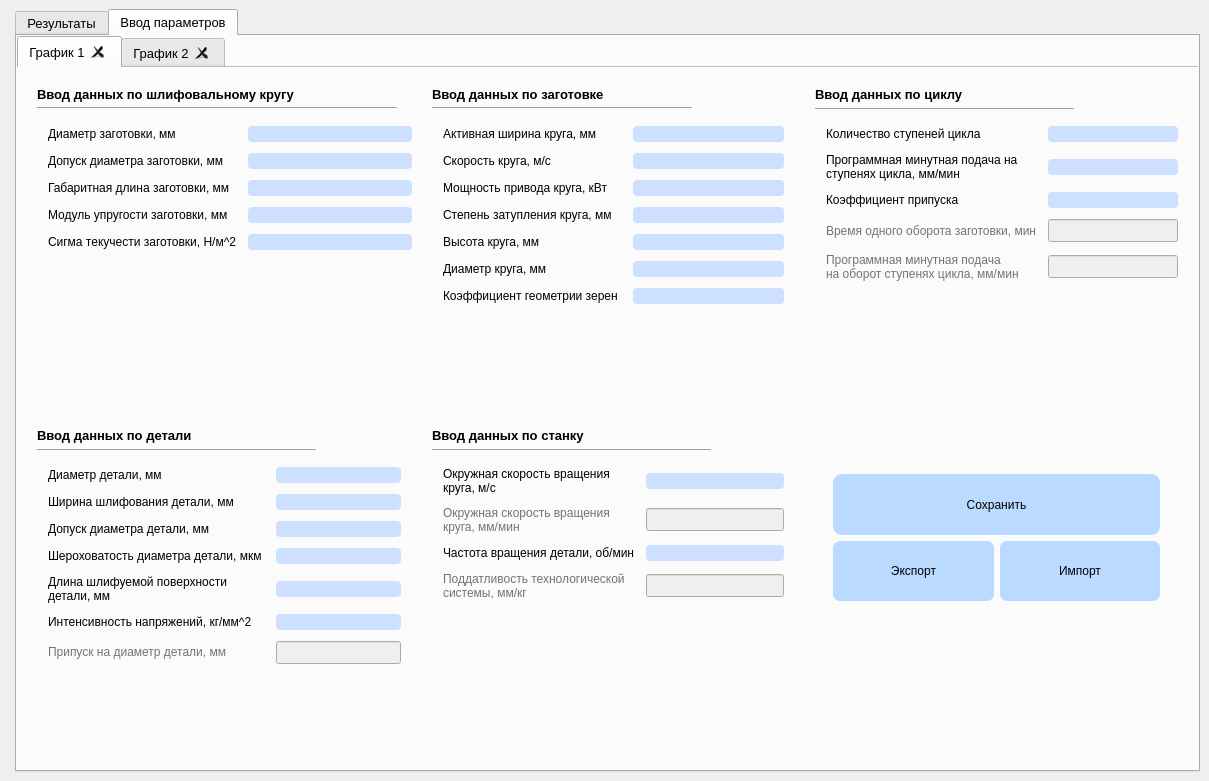
Above: Interfase/1.ui from MichailNikitin/optimization_CNC before the change. Below: the same form after it.
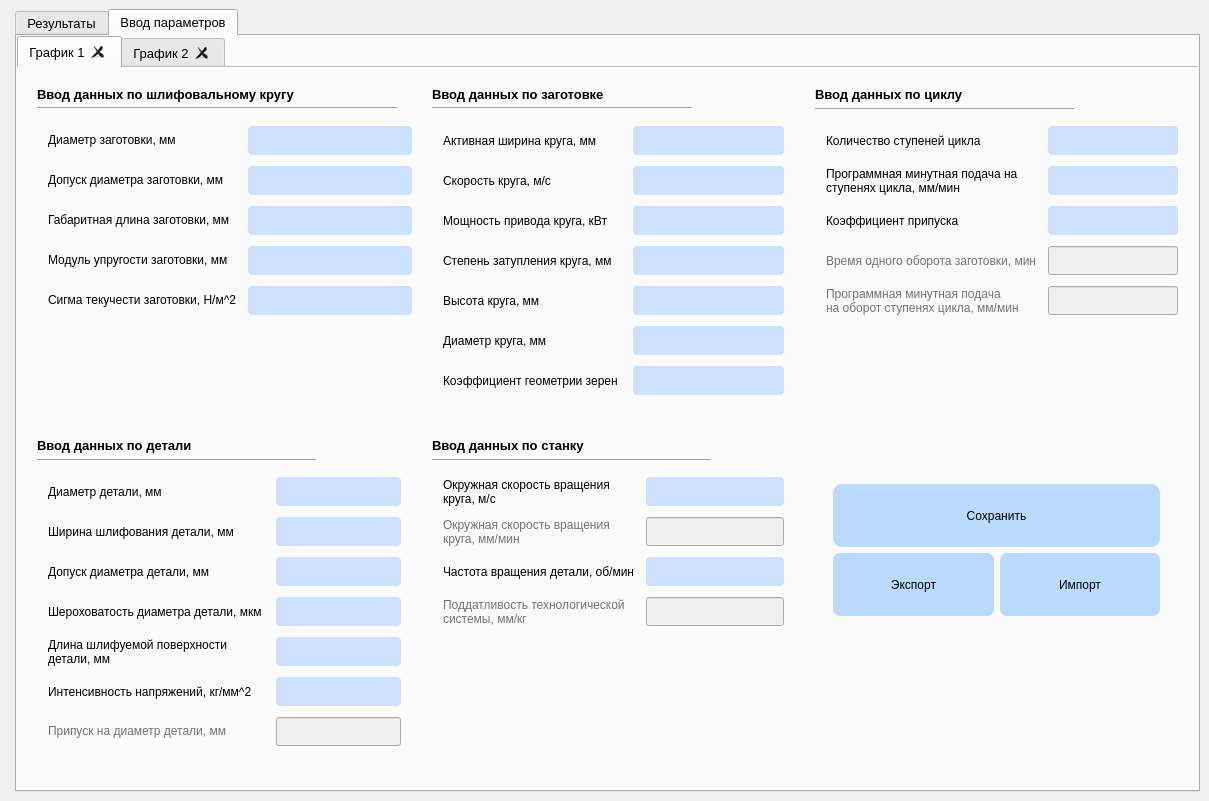
That is the form after the change.

```diff
--- a/Interfase/1.ui
+++ b/Interfase/1.ui
@@ -7,7 +7,7 @@
     <x>0</x>
     <y>0</y>
     <width>1209</width>
-    <height>781</height>
+    <height>801</height>
    </rect>
   </property>
   <property name="sizePolicy">
@@ -350,6 +350,12 @@
                   </item>
                   <item row="4" column="1">
                    <widget class="QLineEdit" name="stzat_textbox">
+                    <property name="minimumSize">
+                     <size>
+                      <width>0</width>
+                      <height>29</height>
+                     </size>
+                    </property>
                     <property name="styleSheet">
                      <string notr="true">QLineEdit
 {
@@ -380,6 +386,12 @@
                       <verstretch>0</verstretch>
                      </sizepolicy>
                     </property>
+                    <property name="minimumSize">
+                     <size>
+                      <width>0</width>
+                      <height>29</height>
+                     </size>
+                    </property>
                     <property name="styleSheet">
                      <string notr="true">QLineEdit
 {
@@ -415,6 +427,12 @@
                   </item>
                   <item row="0" column="1">
                    <widget class="QLineEdit" name="acw_textbox">
+                    <property name="minimumSize">
+                     <size>
+                      <width>0</width>
+                      <height>29</height>
+                     </size>
+                    </property>
                     <property name="styleSheet">
                      <string notr="true">QLineEdit
 {
@@ -462,6 +480,12 @@
                   </item>
                   <item row="1" column="1">
                    <widget class="QLineEdit" name="sk_textbox">
+                    <property name="minimumSize">
+                     <size>
+                      <width>0</width>
+                      <height>29</height>
+                     </size>
+                    </property>
                     <property name="styleSheet">
                      <string notr="true">QLineEdit
 {
@@ -473,6 +497,12 @@
                   </item>
                   <item row="5" column="1">
                    <widget class="QLineEdit" name="hgtc_textbox">
+                    <property name="minimumSize">
+                     <size>
+                      <width>0</width>
+                      <height>29</height>
+                     </size>
+                    </property>
                     <property name="styleSheet">
                      <string notr="true">QLineEdit
 {
@@ -484,6 +514,12 @@
                   </item>
                   <item row="3" column="1">
                    <widget class="QLineEdit" name="dk_textbox">
+                    <property name="minimumSize">
+                     <size>
+                      <width>0</width>
+                      <height>29</height>
+                     </size>
+                    </property>
                     <property name="styleSheet">
                      <string notr="true">QLineEdit
 {
@@ -496,6 +532,12 @@
                   </item>
                   <item row="2" column="1">
                    <widget class="QLineEdit" name="dr_pow_textbox">
+                    <property name="minimumSize">
+                     <size>
+                      <width>0</width>
+                      <height>29</height>
+                     </size>
+                    </property>
                     <property name="styleSheet">
                      <string notr="true">QLineEdit
 {
@@ -584,6 +626,12 @@
                   </item>
                   <item row="1" column="1">
                    <widget class="QLineEdit" name="sp_textbox">
+                    <property name="minimumSize">
+                     <size>
+                      <width>0</width>
+                      <height>29</height>
+                     </size>
+                    </property>
                     <property name="styleSheet">
                      <string notr="true">QLineEdit
 {
@@ -598,6 +646,12 @@
                     <property name="enabled">
                      <bool>false</bool>
                     </property>
+                    <property name="minimumSize">
+                     <size>
+                      <width>0</width>
+                      <height>29</height>
+                     </size>
+                    </property>
                     <property name="styleSheet">
                      <string notr="true"/>
                     </property>
@@ -621,6 +675,12 @@
                     <property name="enabled">
                      <bool>false</bool>
                     </property>
+                    <property name="minimumSize">
+                     <size>
+                      <width>0</width>
+                      <height>29</height>
+                     </size>
+                    </property>
                    </widget>
                   </item>
                   <item row="0" column="0">
@@ -637,6 +697,12 @@
                   </item>
                   <item row="2" column="1">
                    <widget class="QLineEdit" name="kz_textbox">
+                    <property name="minimumSize">
+                     <size>
+                      <width>0</width>
+                      <height>29</height>
+                     </size>
+                    </property>
                     <property name="styleSheet">
                      <string notr="true">QLineEdit
 {
@@ -673,6 +739,12 @@
                   </item>
                   <item row="0" column="1">
                    <widget class="QLineEdit" name="zmax_textbox">
+                    <property name="minimumSize">
+                     <size>
+                      <width>0</width>
+                      <height>29</height>
+                     </size>
+                    </property>
                     <property name="styleSheet">
                      <string notr="true">QLineEdit
 {
@@ -863,6 +935,12 @@
                   </item>
                   <item row="1" column="1">
                    <widget class="QLineEdit" name="B_textbox">
+                    <property name="minimumSize">
+                     <size>
+                      <width>0</width>
+                      <height>29</height>
+                     </size>
+                    </property>
                     <property name="styleSheet">
                      <string notr="true">QLineEdit
 {
@@ -886,6 +964,12 @@
                   </item>
                   <item row="2" column="1">
                    <widget class="QLineEdit" name="td_textbox">
+                    <property name="minimumSize">
+                     <size>
+                      <width>0</width>
+                      <height>29</height>
+                     </size>
+                    </property>
                     <property name="styleSheet">
                      <string notr="true">QLineEdit
 {
@@ -934,6 +1018,12 @@
                   </item>
                   <item row="3" column="1">
                    <widget class="QLineEdit" name="rgn_dd_textbox">
+                    <property name="minimumSize">
+                     <size>
+                      <width>0</width>
+                      <height>29</height>
+                     </size>
+                    </property>
                     <property name="styleSheet">
                      <string notr="true">QLineEdit
 {
@@ -945,6 +1035,12 @@
                   </item>
                   <item row="5" column="1">
                    <widget class="QLineEdit" name="sigma_textbox">
+                    <property name="minimumSize">
+                     <size>
+                      <width>0</width>
+                      <height>29</height>
+                     </size>
+                    </property>
                     <property name="styleSheet">
                      <string notr="true">QLineEdit
 {
@@ -981,6 +1077,12 @@
                   </item>
                   <item row="0" column="1">
                    <widget class="QLineEdit" name="dd_max_textbox">
+                    <property name="minimumSize">
+                     <size>
+                      <width>0</width>
+                      <height>29</height>
+                     </size>
+                    </property>
                     <property name="styleSheet">
                      <string notr="true">QLineEdit
 {
@@ -992,6 +1094,12 @@
                   </item>
                   <item row="4" column="1">
                    <widget class="QLineEdit" name="b_textbox">
+                    <property name="minimumSize">
+                     <size>
+                      <width>0</width>
+                      <height>29</height>
+                     </size>
+                    </property>
                     <property name="styleSheet">
                      <string notr="true">QLineEdit
 {
@@ -1006,6 +1114,12 @@
                     <property name="enabled">
                      <bool>false</bool>
                     </property>
+                    <property name="minimumSize">
+                     <size>
+                      <width>0</width>
+                      <height>29</height>
+                     </size>
+                    </property>
                    </widget>
                   </item>
                   <item row="2" column="0">
@@ -1043,6 +1157,12 @@
                   </property>
                   <item row="0" column="1">
                    <widget class="QLineEdit" name="vkst_textbox">
+                    <property name="minimumSize">
+                     <size>
+                      <width>0</width>
+                      <height>29</height>
+                     </size>
+                    </property>
                     <property name="styleSheet">
                      <string notr="true">QLineEdit
 {
@@ -1069,6 +1189,12 @@
                     <property name="enabled">
                      <bool>false</bool>
                     </property>
+                    <property name="minimumSize">
+                     <size>
+                      <width>0</width>
+                      <height>29</height>
+                     </size>
+                    </property>
                    </widget>
                   </item>
                   <item row="4" column="0">
@@ -1086,6 +1212,12 @@
                   </item>
                   <item row="2" column="1">
                    <widget class="QLineEdit" name="nd_textbox">
+                    <property name="minimumSize">
+                     <size>
+                      <width>0</width>
+                      <height>29</height>
+                     </size>
+                    </property>
                     <property name="styleSheet">
                      <string notr="true">QLineEdit
 {
@@ -1100,6 +1232,12 @@
                     <property name="enabled">
                      <bool>false</bool>
                     </property>
+                    <property name="minimumSize">
+                     <size>
+                      <width>0</width>
+                      <height>29</height>
+                     </size>
+                    </property>
                    </widget>
                   </item>
                   <item row="0" column="0">
@@ -1193,6 +1331,12 @@
                   </item>
                   <item row="3" column="1">
                    <widget class="QLineEdit" name="E_textbox">
+                    <property name="minimumSize">
+                     <size>
+                      <width>0</width>
+                      <height>29</height>
+                     </size>
+                    </property>
                     <property name="styleSheet">
                      <string notr="true">QLineEdit
 {
@@ -1275,7 +1419,13 @@
                    </widget>
                   </item>
                   <item row="2" column="1">
-                   <widget class="QLineEdit" name="gab_dz_textbox">
+                   <widget class="QLineEdit" name="gab_dlin_textbox">
+                    <property name="minimumSize">
+                     <size>
+                      <width>0</width>
+                      <height>29</height>
+                     </size>
+                    </property>
                     <property name="styleSheet">
                      <string notr="true">QLineEdit
 {
@@ -1287,6 +1437,12 @@
                   </item>
                   <item row="4" column="1">
                    <widget class="QLineEdit" name="sum_flz_textbox">
+                    <property name="minimumSize">
+                     <size>
+                      <width>0</width>
+                      <height>29</height>
+                     </size>
+                    </property>
                     <property name="styleSheet">
                      <string notr="true">QLineEdit
 {
@@ -1301,6 +1457,12 @@
                     <property name="enabled">
                      <bool>true</bool>
                     </property>
+                    <property name="minimumSize">
+                     <size>
+                      <width>0</width>
+                      <height>29</height>
+                     </size>
+                    </property>
                     <property name="styleSheet">
                      <string notr="true">QLineEdit
 {
@@ -1330,6 +1492,12 @@
                   </item>
                   <item row="1" column="1">
                    <widget class="QLineEdit" name="tdz_textbox">
+                    <property name="minimumSize">
+                     <size>
+                      <width>0</width>
+                      <height>29</height>
+                     </size>
+                    </property>
                     <property name="styleSheet">
                      <string notr="true">QLineEdit
 {
```
Left out of the diff: 12 changed lines with no effect on the pictures.
